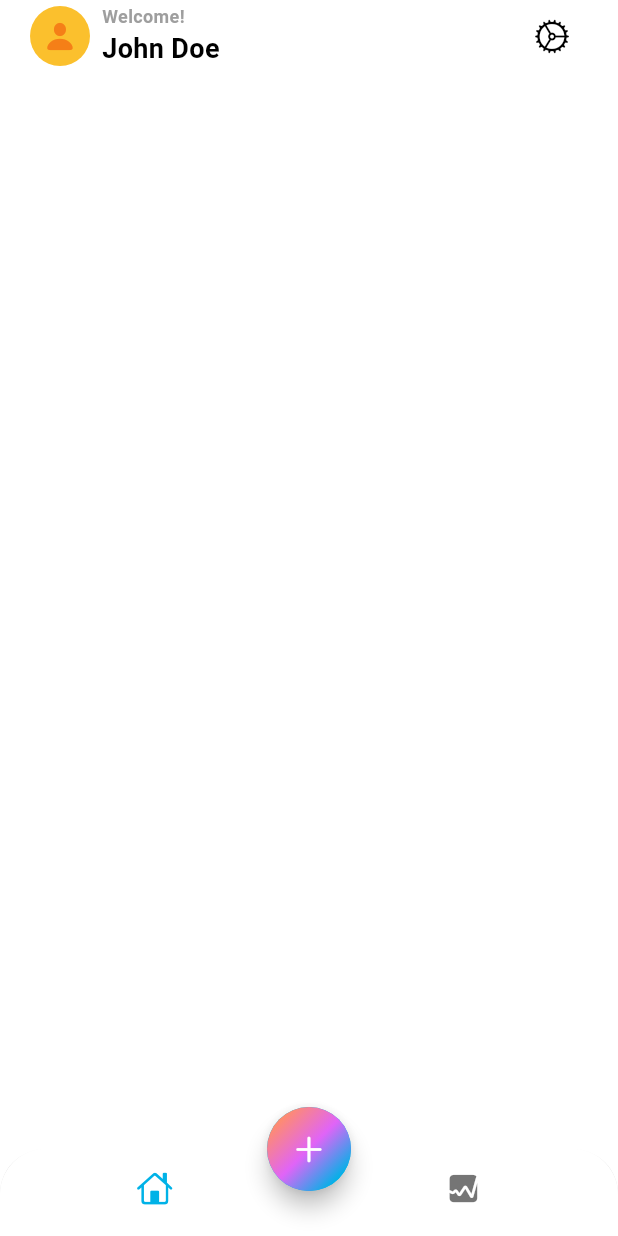
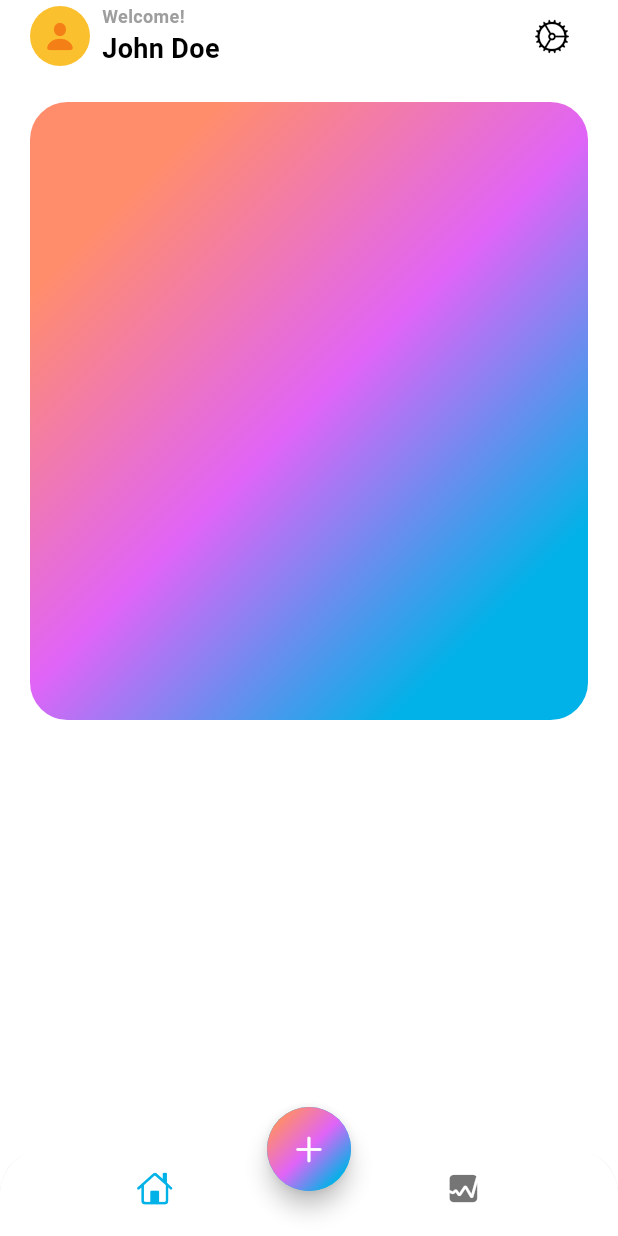
Before and after one commit to ryucraftz/spentwise, a Flutter app: the screen it shows after launch, on a phone screen of 412 x 824 dp. Run offline on Flutter 3.47's test engine with Material 3 defaults, Android fonts, the phone set to English and light mode, and no system bars.

Commit message:
first commit

```diff
--- a/lib/screens/home/views/main_screen.dart
+++ b/lib/screens/home/views/main_screen.dart
@@ -1,3 +1,5 @@
+import 'dart:math';
+
 import 'package:flutter/cupertino.dart';
 import 'package:flutter/material.dart';
 import 'package:flutter/widgets.dart';
@@ -65,6 +67,22 @@ class MainScreen extends StatelessWidget {
                                   )
               ],
             ),
+            const SizedBox(height: 20,),
+            Container(
+              width: MediaQuery.of(context).size.width,
+              height: MediaQuery.of(context).size.height / 2,
+              decoration: BoxDecoration(
+                gradient: LinearGradient(
+                  colors: [
+                    Theme.of(context).colorScheme.tertiary,
+                    Theme.of(context).colorScheme.secondary,
+                    Theme.of(context).colorScheme.primary
+                   ],
+                   transform: const GradientRotation(pi/4),
+                ),
+                borderRadius: BorderRadius.circular(25)
+              ),
+            )
           ],
         ),
       ),
```
